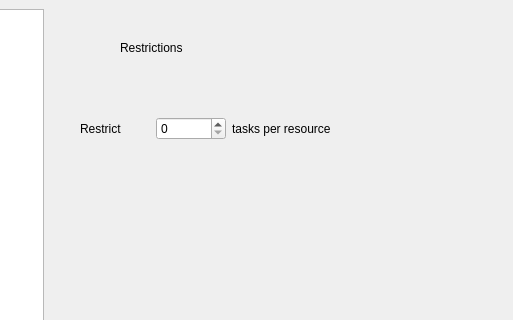
Qt form forms/schedulergenerator.ui (gspd-unesp/ispd-exa-gui) before a commit; both pictures show x 627 to 1140 and y 0 to 320 of the 1347 by 600 pixel window.
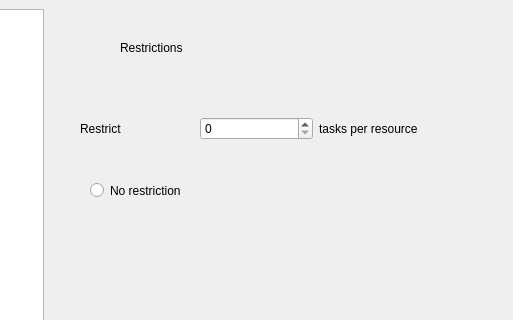
The same form after that commit. The open tabs and pages were chosen to show the change.

Commit message: adding formula keyword and adding no restriction option

What changed in the file:
```diff
--- a/forms/schedulergenerator.ui
+++ b/forms/schedulergenerator.ui
@@ -463,7 +463,7 @@
          <rect>
           <x>30</x>
           <y>80</y>
-          <width>251</width>
+          <width>353</width>
           <height>80</height>
          </rect>
         </property>
@@ -517,6 +517,19 @@
          <string>OK</string>
         </property>
        </widget>
+       <widget class="QRadioButton" name="noRestrictBtn">
+        <property name="geometry">
+         <rect>
+          <x>40</x>
+          <y>170</y>
+          <width>96</width>
+          <height>23</height>
+         </rect>
+        </property>
+        <property name="text">
+         <string>No restriction</string>
+        </property>
+       </widget>
       </widget>
       <widget class="QWidget" name="page5">
        <widget class="QLabel" name="confirmLbl">
```
The commit also changes 2 other files.
